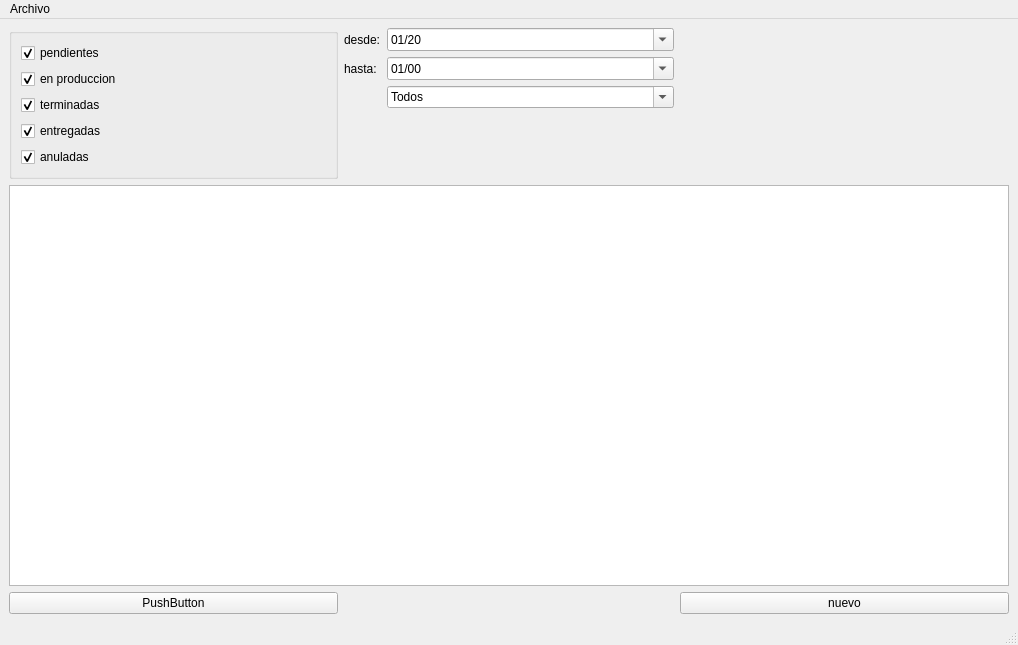
This is infomesasmain.ui in waltermas-gitter/infomesas-gui as Qt 5 draws it before an edit. The edited form follows.
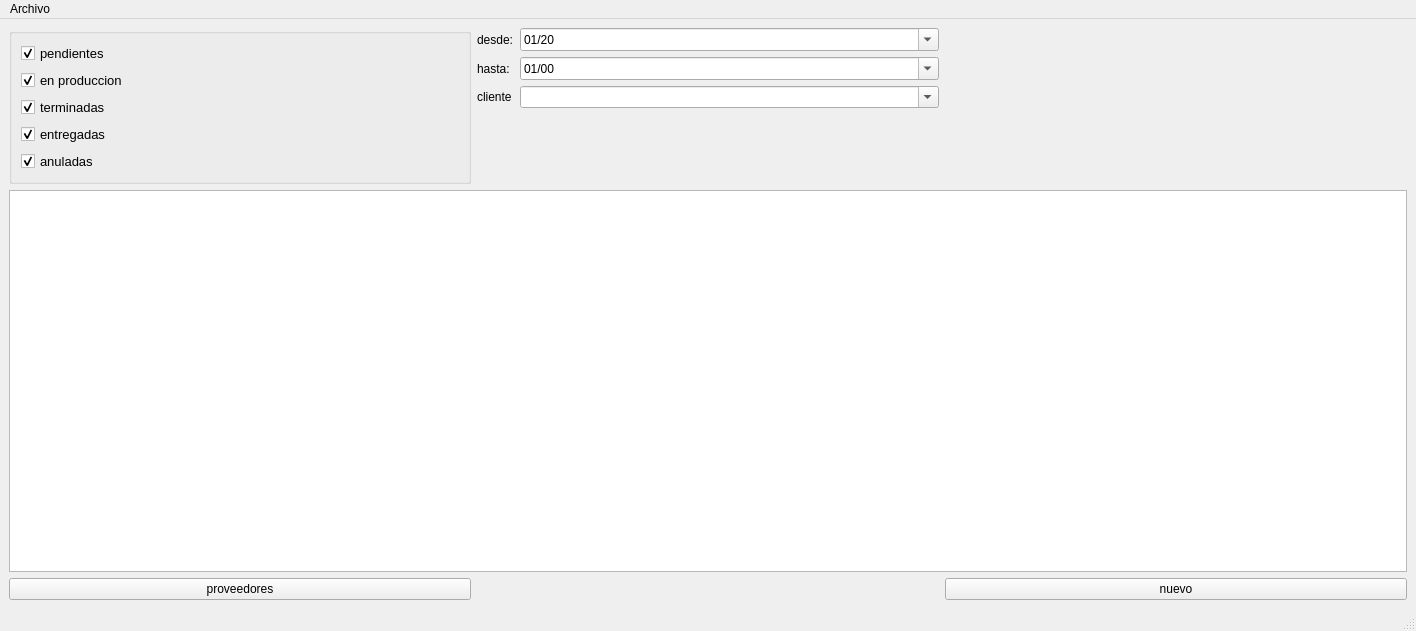
This is the edited form.

Commit message: con proveedores sumas y saldos

```diff
--- a/infomesasmain.ui
+++ b/infomesasmain.ui
@@ -6,8 +6,8 @@
    <rect>
     <x>0</x>
     <y>0</y>
-    <width>1018</width>
-    <height>645</height>
+    <width>1416</width>
+    <height>631</height>
    </rect>
   </property>
   <property name="windowTitle">
@@ -23,6 +23,11 @@
       <layout class="QVBoxLayout" name="verticalLayout">
        <item>
         <widget class="QCheckBox" name="pendientesCheckBox">
+         <property name="font">
+          <font>
+           <pointsize>10</pointsize>
+          </font>
+         </property>
          <property name="text">
           <string>pendientes</string>
          </property>
@@ -33,6 +38,11 @@
        </item>
        <item>
         <widget class="QCheckBox" name="enproduccionCheckBox">
+         <property name="font">
+          <font>
+           <pointsize>10</pointsize>
+          </font>
+         </property>
          <property name="text">
           <string>en produccion</string>
          </property>
@@ -43,6 +53,11 @@
        </item>
        <item>
         <widget class="QCheckBox" name="terminadasCheckBox">
+         <property name="font">
+          <font>
+           <pointsize>10</pointsize>
+          </font>
+         </property>
          <property name="text">
           <string>terminadas</string>
          </property>
@@ -53,6 +68,11 @@
        </item>
        <item>
         <widget class="QCheckBox" name="entregadasCheckBox">
+         <property name="font">
+          <font>
+           <pointsize>10</pointsize>
+          </font>
+         </property>
          <property name="text">
           <string>entregadas</string>
          </property>
@@ -63,6 +83,11 @@
        </item>
        <item>
         <widget class="QCheckBox" name="anuladasCheckBox">
+         <property name="font">
+          <font>
+           <pointsize>10</pointsize>
+          </font>
+         </property>
          <property name="text">
           <string>anuladas</string>
          </property>
@@ -94,7 +119,7 @@
     <item row="2" column="0">
      <widget class="QPushButton" name="pendientesPushButton">
       <property name="text">
-       <string>PushButton</string>
+       <string>proveedores</string>
       </property>
      </widget>
     </item>
@@ -146,8 +171,12 @@
         <property name="editable">
          <bool>true</bool>
         </property>
-        <property name="currentText">
-         <string>Todos</string>
+       </widget>
+      </item>
+      <item row="2" column="0">
+       <widget class="QLabel" name="label_3">
+        <property name="text">
+         <string>cliente</string>
         </property>
        </widget>
       </item>
@@ -160,7 +189,7 @@
     <rect>
      <x>0</x>
      <y>0</y>
-     <width>1018</width>
+     <width>1416</width>
      <height>35</height>
     </rect>
    </property>
```
Left out of the diff: 2 changed lines with no effect on the pictures. The commit also changes 4 other files.
